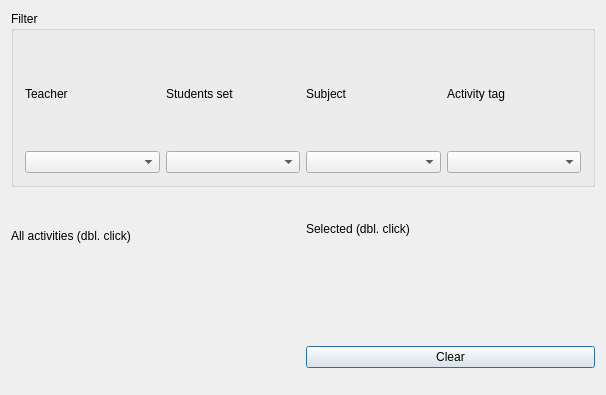
The window that src/interface/modifyconstraintactivitiessamestartingdayform_template.ui (janLo/FET) describes before a commit, drawn with Qt 5; both pictures show x 0 to 606 and y 0 to 395 of the 606 by 589 pixel window.
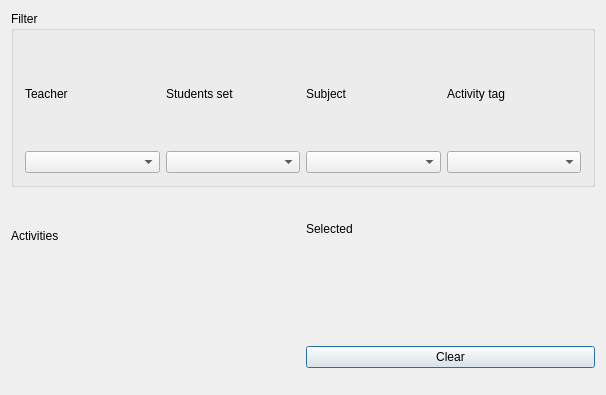
The same window after the commit. Custom widgets are drawn as their Qt base class.

```diff
--- a/src/interface/modifyconstraintactivitiessamestartingdayform_template.ui
+++ b/src/interface/modifyconstraintactivitiessamestartingdayform_template.ui
@@ -90,7 +90,7 @@
         <enum>QFrame::Plain</enum>
        </property>
        <property name="text">
-        <string>All activities (dbl. click)</string>
+        <string>Activities</string>
        </property>
        <property name="wordWrap">
         <bool>false</bool>
@@ -119,7 +119,7 @@
         <enum>QFrame::Plain</enum>
        </property>
        <property name="text">
-        <string>Selected (dbl. click)</string>
+        <string comment="It refers to a list of selected activities">Selected</string>
        </property>
        <property name="wordWrap">
         <bool>false</bool>
```
